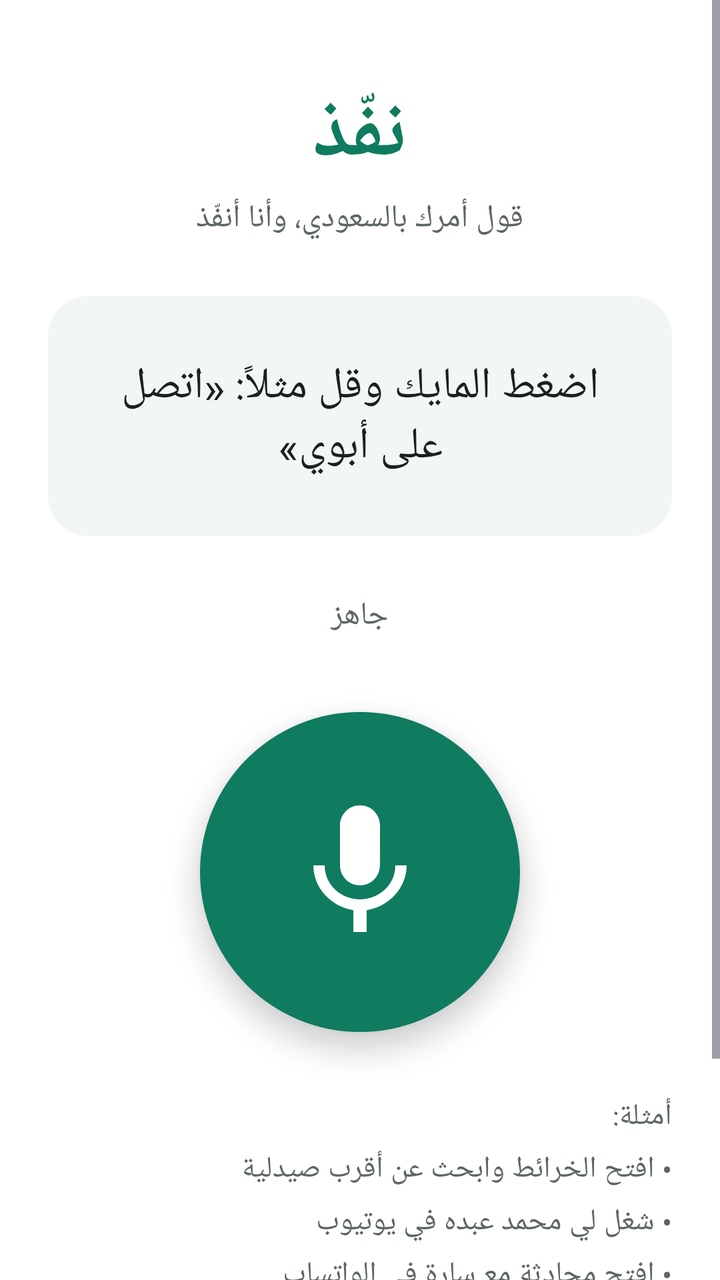
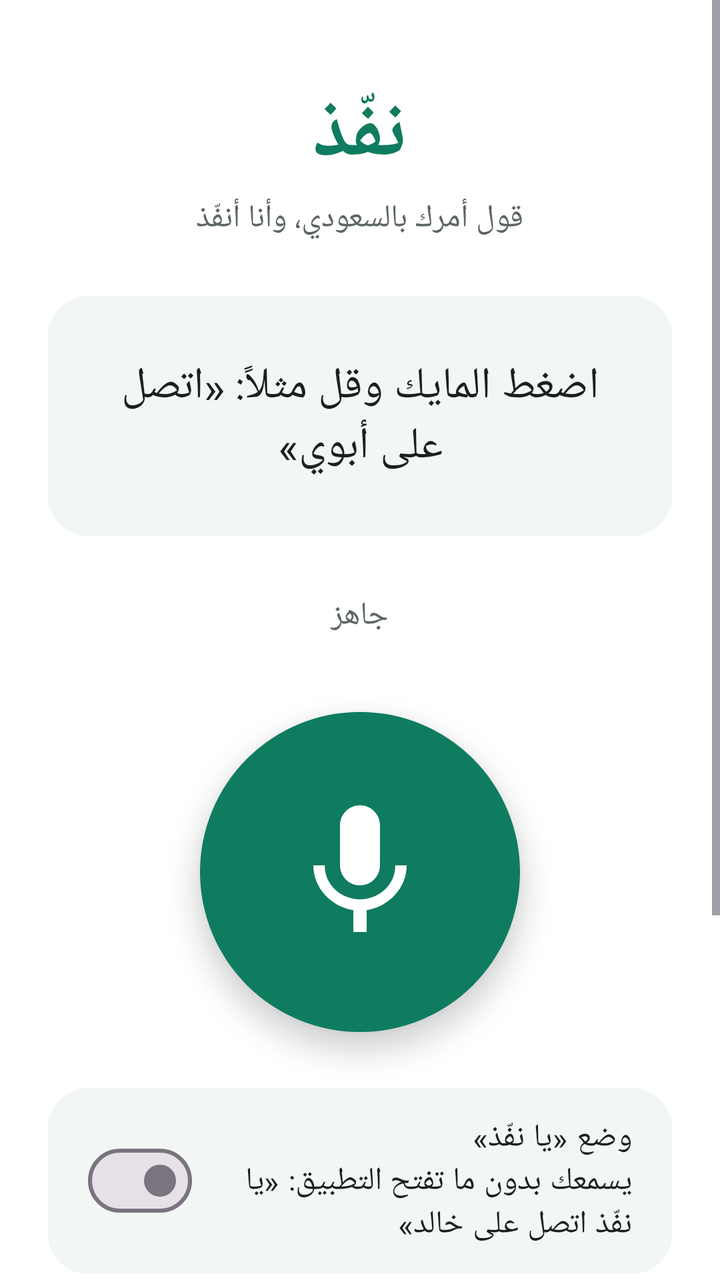

Screens rendered from an Android XML layout before and after an edit, with the pre-edit source and the edit as a unified diff.
<!-- AndroidManifest.xml: application theme Theme.Naffith -->
<!-- res/layout/activity_main.xml -->
<?xml version="1.0" encoding="utf-8"?>
<ScrollView xmlns:android="http://schemas.android.com/apk/res/android"
    android:layout_width="match_parent"
    android:layout_height="match_parent"
    android:fillViewport="true">

    <LinearLayout
        android:layout_width="match_parent"
        android:layout_height="wrap_content"
        android:gravity="center_horizontal"
        android:layoutDirection="rtl"
        android:orientation="vertical"
        android:padding="24dp">

        <TextView
            android:layout_width="wrap_content"
            android:layout_height="wrap_content"
            android:layout_marginTop="16dp"
            android:text="@string/app_name"
            android:textColor="@color/brand"
            android:textSize="40sp"
            android:textStyle="bold" />

        <TextView
            android:layout_width="wrap_content"
            android:layout_height="wrap_content"
            android:layout_marginTop="4dp"
            android:text="@string/tagline"
            android:textColor="@color/text_secondary"
            android:textSize="16sp" />

        <TextView
            android:id="@+id/transcriptText"
            android:layout_width="match_parent"
            android:layout_height="wrap_content"
            android:layout_marginTop="28dp"
            android:background="@drawable/bg_card"
            android:gravity="center"
            android:minHeight="120dp"
            android:padding="20dp"
            android:text="@string/transcript_placeholder"
            android:textColor="@color/text_primary"
            android:textIsSelectable="true"
            android:textSize="22sp" />

        <TextView
            android:id="@+id/statusText"
            android:layout_width="match_parent"
            android:layout_height="wrap_content"
            android:layout_marginTop="16dp"
            android:gravity="center"
            android:minHeight="48dp"
            android:text="@string/status_ready"
            android:textColor="@color/text_secondary"
            android:textSize="16sp" />

        <ImageButton
            android:id="@+id/micButton"
            android:layout_width="160dp"
            android:layout_height="160dp"
            android:layout_marginTop="24dp"
            android:background="@drawable/bg_mic_idle"
            android:contentDescription="@string/mic_description"
            android:elevation="8dp"
            android:padding="40dp"
            android:scaleType="fitCenter"
            android:src="@drawable/ic_mic" />

        <TextView
            android:layout_width="match_parent"
            android:layout_height="wrap_content"
            android:layout_marginTop="32dp"
            android:lineSpacingExtra="6dp"
            android:text="@string/examples"
            android:textColor="@color/text_secondary"
            android:textSize="15sp" />
    </LinearLayout>
</ScrollView>
<!-- resources referenced by this layout -->
<resources>
  <color name="brand">#0F7B5F</color>
  <color name="text_primary">#1B1F1E</color>
  <color name="text_secondary">#5C6663</color>
  <!-- drawable bg_card (drawable) -->
  <?xml version="1.0" encoding="utf-8"?>
  <shape xmlns:android="http://schemas.android.com/apk/res/android" android:shape="rectangle">
      <solid android:color="@color/surface_card" />
      <corners android:radius="20dp" />
  </shape>
  <!-- drawable bg_mic_idle (drawable) -->
  <?xml version="1.0" encoding="utf-8"?>
  <shape xmlns:android="http://schemas.android.com/apk/res/android" android:shape="oval">
      <solid android:color="@color/brand" />
  </shape>
  <!-- drawable ic_mic (drawable) -->
  <vector xmlns:android="http://schemas.android.com/apk/res/android"
      android:width="24dp"
      android:height="24dp"
      android:viewportWidth="24"
      android:viewportHeight="24">
      <path
          android:fillColor="#FFFFFF"
          android:pathData="M12,14c1.66,0 2.99,-1.34 2.99,-3L15,5c0,-1.66 -1.34,-3 -3,-3S9,3.34 9,5v6c0,1.66 1.34,3 3,3zM17.3,11c0,3 -2.54,5.1 -5.3,5.1S6.7,14 6.7,11L5,11c0,3.41 2.72,6.23 6,6.72L11,21h2v-3.28c3.28,-0.48 6,-3.3 6,-6.72h-1.7z" />
  </vector>
  <string name="app_name">نفّذ</string>
  <string name="examples">أمثلة:\n• افتح الخرائط وابحث عن أقرب صيدلية\n• شغل لي محمد عبده في يوتيوب\n• افتح محادثة مع سارة في الواتساب\n• دق على خالد\n\nإذا اخترت اسم من القائمة أحفظه للمرة الجاية. ضغطة طويلة على المايك تمسح الاختيارات المحفوظة.</string>
  <string name="mic_description">اضغط وتكلم</string>
  <string name="status_ready">جاهز</string>
  <string name="tagline">قول أمرك بالسعودي، وأنا أنفّذ</string>
  <string name="transcript_placeholder">اضغط المايك وقل مثلاً: «اتصل على أبوي»</string>
  <style name="Theme.Naffith" parent="Theme.Material3.Light.NoActionBar">
          <item name="colorPrimary">@color/brand</item>
          <item name="colorPrimaryDark">@color/brand_dark</item>
          <item name="android:statusBarColor">@color/brand_dark</item>
          <item name="android:windowBackground">@color/white</item>
      </style>
  <color name="surface_card">#F2F7F5</color>
  <color name="brand_dark">#0A5A45</color>
  <color name="white">#FFFFFF</color>
</resources>

<!-- the commit's change to res/layout/activity_main.xml (unified diff, before → after) -->
@@ -66,6 +66,18 @@
             android:scaleType="fitCenter"
             android:src="@drawable/ic_mic" />
 
+        <com.google.android.material.materialswitch.MaterialSwitch
+            android:id="@+id/handsFreeSwitch"
+            android:layout_width="match_parent"
+            android:layout_height="wrap_content"
+            android:layout_marginTop="28dp"
+            android:background="@drawable/bg_card"
+            android:paddingHorizontal="20dp"
+            android:paddingVertical="14dp"
+            android:text="@string/hf_switch"
+            android:textColor="@color/text_primary"
+            android:textSize="16sp" />
+
         <TextView
             android:layout_width="match_parent"
             android:layout_height="wrap_content"
<!-- resource entries referenced after the edit -->
@@ -26,6 +26,7 @@
   </vector>
   <string name="app_name">نفّذ</string>
   <string name="examples">أمثلة:\n• افتح الخرائط وابحث عن أقرب صيدلية\n• شغل لي محمد عبده في يوتيوب\n• افتح محادثة مع سارة في الواتساب\n• دق على خالد\n\nإذا اخترت اسم من القائمة أحفظه للمرة الجاية. ضغطة طويلة على المايك تمسح الاختيارات المحفوظة.</string>
+  <string name="hf_switch">وضع «يا نفّذ»\nيسمعك بدون ما تفتح التطبيق: «يا نفّذ اتصل على خالد»</string>
   <string name="mic_description">اضغط وتكلم</string>
   <string name="status_ready">جاهز</string>
   <string name="tagline">قول أمرك بالسعودي، وأنا أنفّذ</string>
